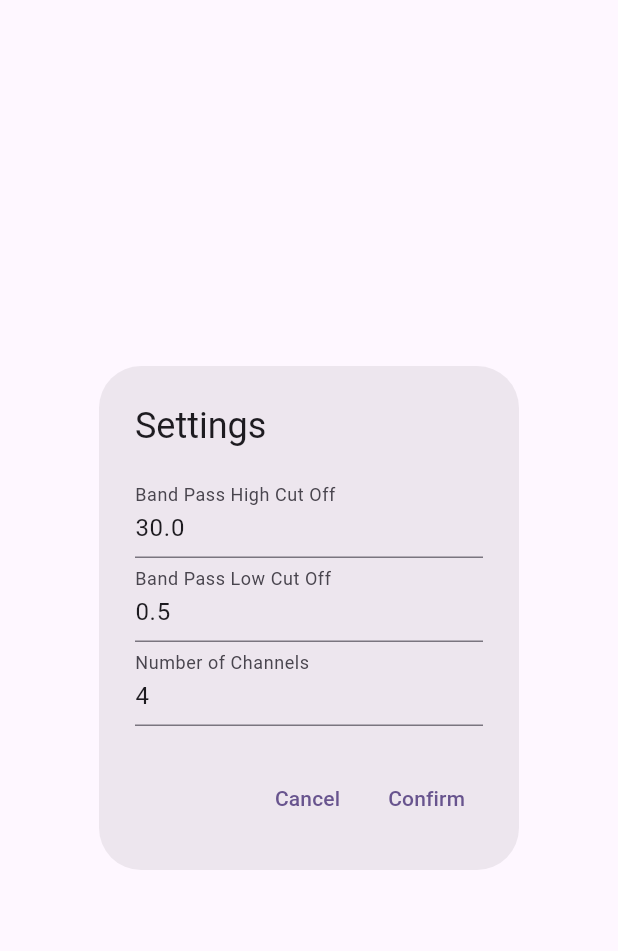
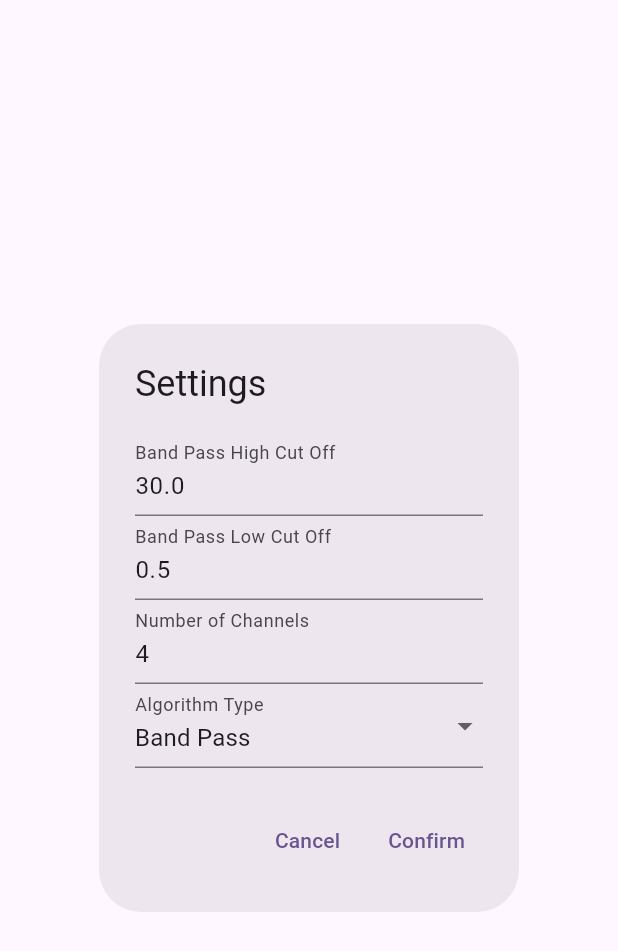
Before and after one commit to pieeg-club/eeg_app, a Flutter app: the SettingsDialog widget shown alone on an empty page, opened directly, on a phone screen of 412 x 824 dp. Shown: the top 951 px of the screen. Run offline on Flutter 3.47's test engine with Material 3 defaults, Android fonts, the phone set to English and light mode, and no system bars; our stand-ins replace dartz, equatable, fl_chart, flutter_blue_plus, flutter_riverpod, riverpod_annotation and 3 more; missing offline and left inert: iirjdart; accounts and stored records are empty; generated files the repository leaves out were written again.

Commit message:
add algorithm to the settings ui + add index numbers to files ui

```diff
--- a/lib/presentation/notifiers/settings.dart
+++ b/lib/presentation/notifiers/settings.dart
@@ -26,6 +26,11 @@ class SettingsNotifier extends _$SettingsNotifier {
     );
   }
 
+  /// Update the settings
+  void updateSettings(Settings settings) {
+    state = AsyncValue.data(settings);
+  }
+
   /// Save the settings
   ///
   /// [settings] The settings to save
--- a/lib/presentation/widgets/files_info_dialog.dart
+++ b/lib/presentation/widgets/files_info_dialog.dart
@@ -34,6 +34,10 @@ class FilesInfoDialog extends ConsumerWidget {
               return ListTile(
                 title: Text(filesInfo[index].name),
                 subtitle: Text('${filesInfo[index].size} bytes'),
+                leading: Text(
+                  '${index + 1}.',
+                  style: const TextStyle(fontSize: 18),
+                ),
                 trailing: SizedBox(
                   width: 100,
                   child: Row(
--- a/lib/presentation/widgets/settings_dialog.dart
+++ b/lib/presentation/widgets/settings_dialog.dart
@@ -1,3 +1,4 @@
+import 'package:eeg_app/domain/entities/settings.dart';
 import 'package:eeg_app/presentation/notifiers/settings.dart';
 import 'package:flutter/material.dart';
 import 'package:flutter_riverpod/flutter_riverpod.dart';
@@ -45,6 +46,36 @@ class SettingsDialog extends ConsumerWidget {
                   labelText: 'Number of Channels',
                 ),
                 keyboardType: TextInputType.number,
+              ),
+              DropdownButtonFormField<AlgorithmType>(
+                value: data.algorithmType,
+                decoration: const InputDecoration(
+                  labelText: 'Algorithm Type',
+                ),
+                items: AlgorithmType.values.map((type) {
+                  return DropdownMenuItem<AlgorithmType>(
+                    value: type,
+                    child: Text(
+                      _convertIntoUserFriendlyString(type),
+                      style: const TextStyle(
+                        fontSize: 16,
+                        fontWeight: FontWeight.normal,
+                      ),
+                    ),
+                  );
+                }).toList(),
+                onChanged: (newValue) {
+                  final newSettings = data.copyWith(
+                    bandPassHighCutOff:
+                        double.tryParse(_bandPassHighCutOffController.text),
+                    bandPassLowCutOff:
+                        double.tryParse(_bandPassLowCutOffController.text),
+                    numberOfChannels:
+                        int.tryParse(_numberOfChannelsController.text),
+                    algorithmType: newValue,
+                  );
+                  settingsNotifier.updateSettings(newSettings);
+                },
               ),
             ],
           ),
@@ -98,4 +129,11 @@ class SettingsDialog extends ConsumerWidget {
       },
     );
   }
+
+  String _convertIntoUserFriendlyString(AlgorithmType type) {
+    switch (type) {
+      case AlgorithmType.bandPass:
+        return 'Band Pass';
+    }
+  }
 }
```
